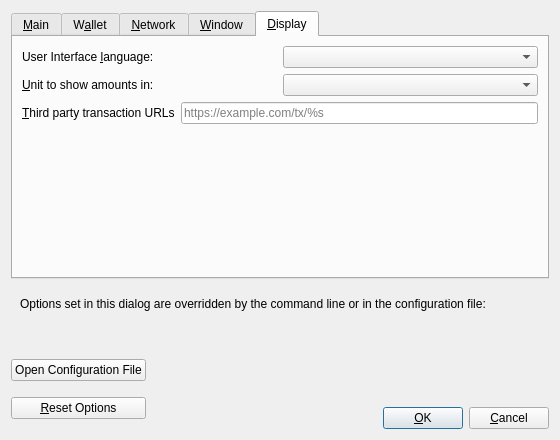
The window that src/qt/forms/optionsdialog.ui (eleccoin/eleccoin) describes before a commit, drawn with Qt 5.
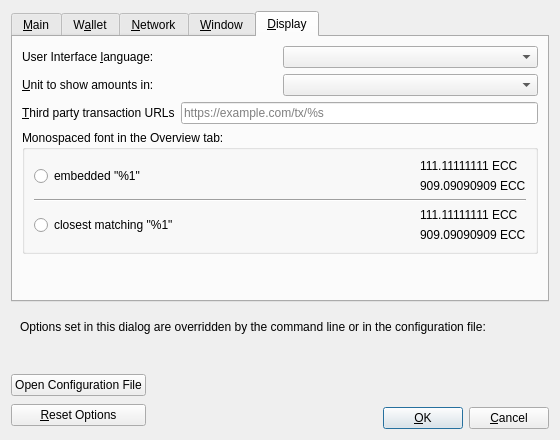
The same window after the commit. The open tabs and pages were chosen to show the change. Custom widgets are drawn as their Qt base class.

```diff
--- a/src/qt/forms/optionsdialog.ui
+++ b/src/qt/forms/optionsdialog.ui
@@ -692,6 +692,106 @@
          </item>
         </layout>
        </item>
+       <item>
+        <widget class="QGroupBox" name="font_groupBox">
+         <property name="title">
+          <string>Monospaced font in the Overview tab:</string>
+         </property>
+         <layout class="QVBoxLayout" name="font_verticalLayout">
+          <item>
+           <layout class="QHBoxLayout" name="embeddedFont_horizontalLayout">
+            <item>
+             <widget class="QRadioButton" name="embeddedFont_radioButton">
+              <property name="text">
+               <string>embedded &quot;%1&quot;</string>
+              </property>
+             </widget>
+            </item>
+            <item>
+             <spacer name="embeddedFont_horizontalSpacer">
+              <property name="orientation">
+               <enum>Qt::Horizontal</enum>
+              </property>
+              <property name="sizeHint" stdset="0">
+               <size>
+                <width>40</width>
+                <height>20</height>
+               </size>
+              </property>
+             </spacer>
+            </item>
+            <item>
+             <layout class="QVBoxLayout" name="embeddedFont_verticalLayout">
+              <item>
+               <widget class="QLabel" name="embeddedFont_label_1">
+                <property name="text">
+                 <string notr="true">111.11111111 ECC</string>
+                </property>
+               </widget>
+              </item>
+              <item>
+               <widget class="QLabel" name="embeddedFont_label_9">
+                <property name="text">
+                 <string notr="true">909.09090909 ECC</string>
+                </property>
+               </widget>
+              </item>
+             </layout>
+            </item>
+           </layout>
+          </item>
+          <item>
+           <widget class="Line" name="font_line">
+            <property name="orientation">
+             <enum>Qt::Horizontal</enum>
+            </property>
+           </widget>
+          </item>
+          <item>
+           <layout class="QHBoxLayout" name="systemFont_horizontalLayout">
+            <item>
+             <widget class="QRadioButton" name="systemFont_radioButton">
+              <property name="text">
+               <string>closest matching &quot;%1&quot;</string>
+              </property>
+             </widget>
+            </item>
+            <item>
+             <spacer name="systemFont_horizontalSpacer">
+              <property name="orientation">
+               <enum>Qt::Horizontal</enum>
+              </property>
+              <property name="sizeHint" stdset="0">
+               <size>
+                <width>40</width>
+                <height>20</height>
+               </size>
+              </property>
+             </spacer>
+            </item>
+            <item>
+             <layout class="QVBoxLayout" name="systemFont_verticalLayout">
+              <item>
+               <widget class="QLabel" name="systemFont_label_1">
+                <property name="text">
+                 <string notr="true">111.11111111 ECC</string>
+                </property>
+               </widget>
+              </item>
+              <item>
+               <widget class="QLabel" name="systemFont_label_9">
+                <property name="text">
+                 <string notr="true">909.09090909 ECC</string>
+                </property>
+               </widget>
+              </item>
+             </layout>
+            </item>
+           </layout>
+          </item>
+         </layout>
+        </widget>
+       </item>
        <item>
         <spacer name="verticalSpacer_Display">
          <property name="orientation">
```
Left out of the diff: 49 changed lines with no effect on the pictures.
